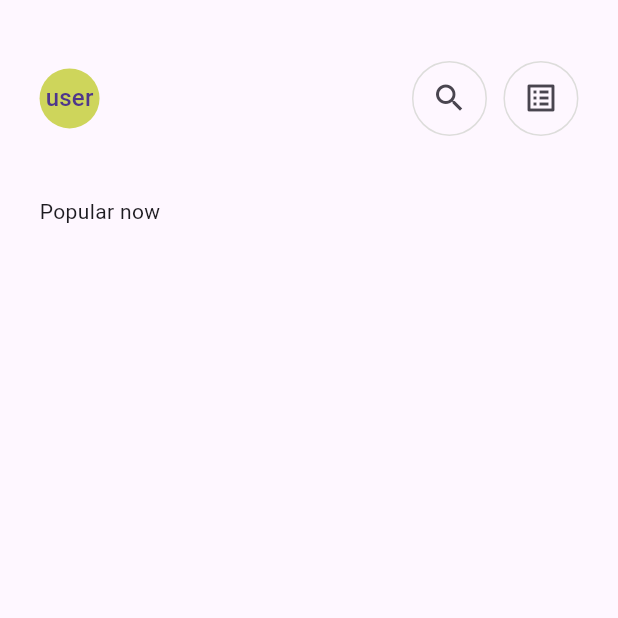
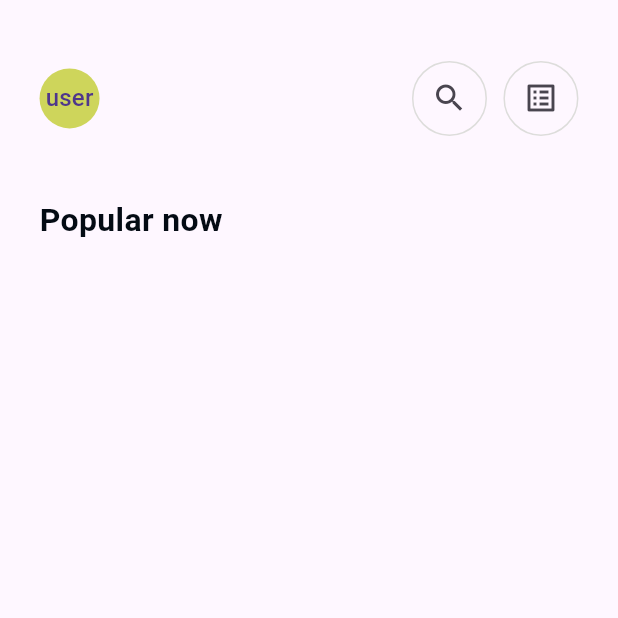
Before and after one commit to mohamadgazer/e-commerce, a Flutter app: the HomeView screen opened directly, on a phone screen of 412 x 824 dp, the top half of it. Run offline on Flutter 3.47's test engine with Material 3 defaults, Android fonts, the phone set to English and light mode, and no system bars; our stand-ins replace flutter_screenutil; Roboto replaces fonts that are missing (AvenirLTStd-Black).

```diff
--- a/lib/core/app_text_style_manger.dart
+++ b/lib/core/app_text_style_manger.dart
@@ -5,13 +5,21 @@ import 'package:installment/core/theming/app_color.dart';
 
 class AppTextStyleManger {
   //black
-
+//12
   static TextStyle s12BlackGreyDeeper2 = TextStyle(
     fontSize: 12.sp,
     color: AppColorManger.greyDeeper2,
     fontFamily: AppFont.book,
     fontWeight: FontWeight.normal,
   );
+  //21
+  static TextStyle s21BlackBlack = TextStyle(
+    fontSize: 21.sp,
+    color: AppColorManger.black,
+    fontFamily: AppFont.black,
+    fontWeight: FontWeight.bold,
+  );
+  //28
   static TextStyle s28BlackBlack = TextStyle(
     fontSize: 28.sp,
     color: AppColorManger.black,
--- a/lib/features/Home/view/widget/popular_now.dart
+++ b/lib/features/Home/view/widget/popular_now.dart
@@ -1,4 +1,6 @@
 import 'package:flutter/material.dart';
+import 'package:installment/core/app_text_style_manger.dart';
+import 'package:installment/generated/l10n.dart';
 
 class PopularNow extends StatelessWidget {
   const PopularNow({
@@ -7,9 +9,12 @@ class PopularNow extends StatelessWidget {
 
   @override
   Widget build(BuildContext context) {
-    return const Stack(
+    return Stack(
       children: [
-        Text("Popular now"),
+        Text(
+          S.of(context).popular_now,
+          style: AppTextStyleManger.s21BlackBlack,
+        ),
       ],
     );
   }
--- a/lib/l10n/intl_ar.arb
+++ b/lib/l10n/intl_ar.arb
@@ -77,6 +77,7 @@
     "signup_with_google":"إنشاء حساب باستخدام جوجل",
     "signup_with_facebook":"إنشاء حساب باستخدام فيس بوك",
     "or":"او عبر",
-    "welcom_to":"مرحباً إلى"
+    "welcom_to":"مرحباً إلى",
+    "popular_now":"رائج حالياً"
 
     }
--- a/lib/l10n/intl_en.arb
+++ b/lib/l10n/intl_en.arb
@@ -74,7 +74,8 @@
     "login_with_facebook":"Login with FaceBook",
     "signup_with_google":"Sign Up with Google",
     "signup_with_facebook":"Sign Up with FaceBook",
-    "or":"OR"
+    "or":"OR",
+    "popular_now":"Popular now"
 
 
 }
```
Also changed, not shown: assets/images/home_01.png (added), lib/generated/intl/messages_ar.dart, lib/generated/intl/messages_en.dart, lib/generated/l10n.dart.
